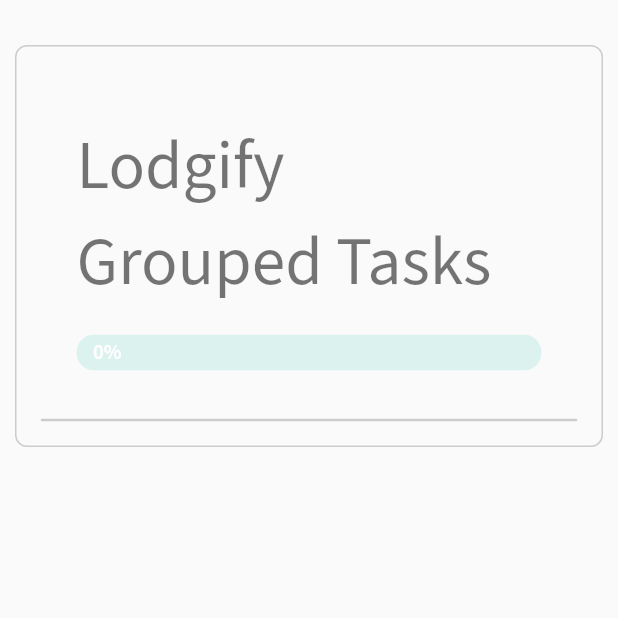
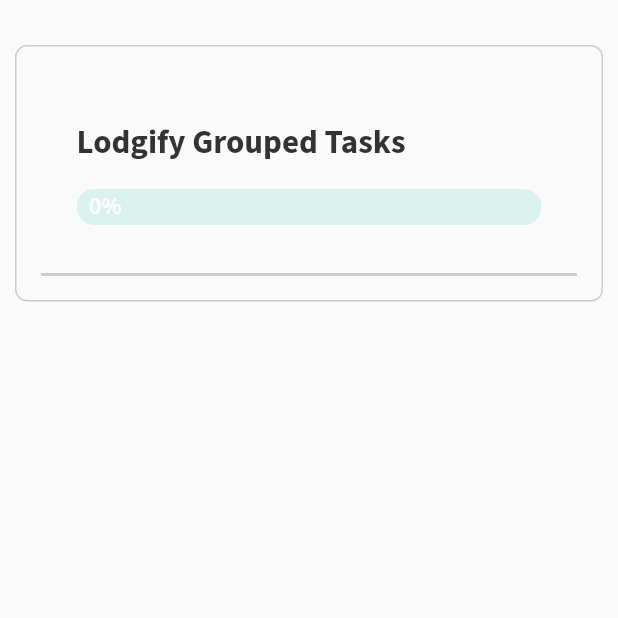
Before and after one commit to najibghadri/lodgify, a Flutter app: the screen it shows after launch, on a phone screen of 412 x 824 dp, the top half of it. Run offline on Flutter 3.47's test engine with Material 2 defaults, Android fonts, the light colour scheme and no system bars; our stand-ins replace flutter_hooks, freezed_annotation, google_fonts; network calls fail.

Commit message:
finished styling

```diff
--- a/grouped_tasks/lib/ui/grouped_tasks_widget.dart
+++ b/grouped_tasks/lib/ui/grouped_tasks_widget.dart
@@ -39,7 +39,7 @@
                 children: [
                   Text(
                     'Lodgify Grouped Tasks',
-                    style: Theme.of(context).textTheme.headline3,
+                    style: Theme.of(context).textTheme.headline4,
                   ),
                   const SizedBox(height: 16),
                   ProgressBar(
--- a/lib/app.dart
+++ b/lib/app.dart
@@ -11,9 +11,18 @@
     return MaterialApp(
       title: 'Logdify',
       theme: ThemeData(
-        primarySwatch: createMaterialColor(const Color(0xFF00B797)),
-        textTheme:
-            GoogleFonts.sourceSansProTextTheme(), // prod: use local assets
+        primarySwatch: createMaterialColor(LodgifyColors.mint),
+        textTheme: GoogleFonts.sourceSansProTextTheme(const TextTheme(
+            headline4: TextStyle(
+                fontSize: 22.0,
+                fontWeight: FontWeight.bold,
+                color: LodgifyColors.text),
+            bodyText1: TextStyle(fontSize: 18, color: LodgifyColors.text),
+            bodyText2: TextStyle(fontSize: 16, color: Colors.black),
+            caption: TextStyle(
+                fontSize: 16,
+                fontWeight: FontWeight.normal,
+                color: LodgifyColors.caption))), // prod: use local assets
       ),
       home: const AccordionPage(),
     );
--- a/lib/ui/theme.dart
+++ b/lib/ui/theme.dart
@@ -4,8 +4,9 @@
 class LodgifyColors {
   LodgifyColors._();
   static const Color mint = Color(0xFF00B797);
+  static const Color text = Color(0xFF333333);
+  static const Color caption = Color(0xFF999999);
   static const Color border = Color(0xFFCCCCCC);
-  static const Color notification = Color(0xFFC5EDFF);
   static final messageInputgrayColor = Colors.grey.shade100;
 }
 
```
Also changed, not shown: grouped_tasks/lib/ui/components/expandable_task_group.dart (+25 -3 lines).
